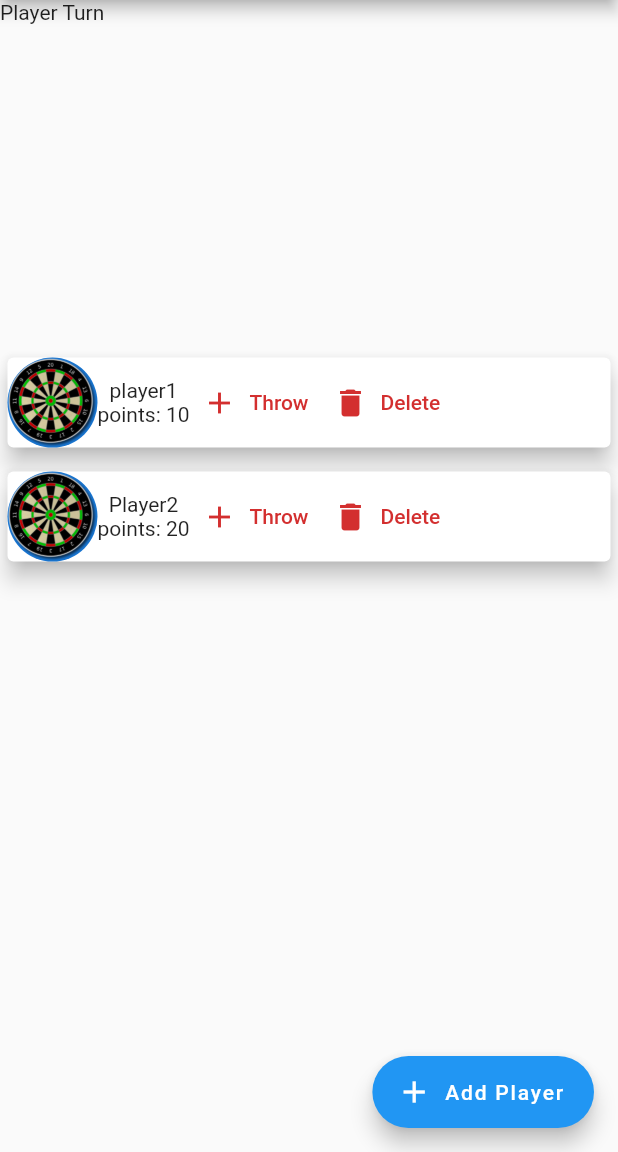
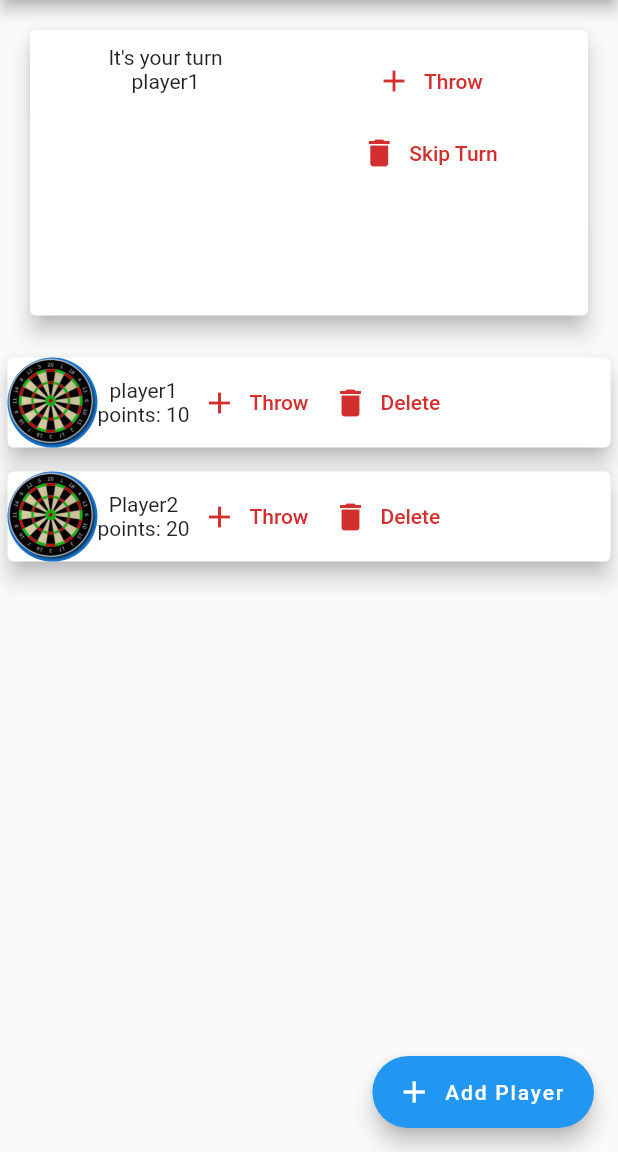
Before and after one commit to AlessandroGranato/Darts, a Flutter app: the screen it shows after launch, on a phone screen of 412 x 824 dp, the part 84-1236 px from its top. Run offline on Flutter 3.47's test engine with Material 2 defaults, Android fonts, the phone set to English and light mode, and no system bars.

Commit message:
Add turn logic - Add playerTurn field in Player class - Add logic to handle turns - Add PlayerCurrentTurn widget to show player turns

```diff
--- a/lib/main.dart
+++ b/lib/main.dart
@@ -1,3 +1,4 @@
+import 'package:darts/widgets/play_current_turn.dart';
 import 'package:darts/widgets/throw_darts.dart';
 import 'package:flutter/material.dart';
 import 'package:flutter/services.dart';
@@ -53,14 +54,16 @@ class MyHomePage extends StatefulWidget {
 
 class _MyHomePageState extends State<MyHomePage> {
   final List<Player> _playersList = [
-    Player('1', 'player1', 10),
-    Player('2', 'Player2', 20)
+    Player('1', 'player1', 10, 1),
+    Player('2', 'Player2', 20, 2)
   ];
 
-  int _playerTurn = 0;
+  int _currentTurn = 0;
 
   void addPlayerToList(Player newPlayer) {
     _playersList.add(newPlayer);
+    print(
+        'Inserted player ${newPlayer.name} with turn ${newPlayer.playerTurn}');
     _rankPlayersByPoints();
   }
 
@@ -69,7 +72,9 @@ class _MyHomePageState extends State<MyHomePage> {
         context: ctx,
         builder: (_) {
           return GestureDetector(
-            child: NewPlayer(addPlayerFunction: addPlayerToList),
+            child: NewPlayer(
+                addPlayerFunction: addPlayerToList,
+                playerTurn: _playersList.length + 1),
             onTap: () {},
             behavior: HitTestBehavior.opaque,
           );
@@ -79,11 +84,23 @@ class _MyHomePageState extends State<MyHomePage> {
   void _incrementTurn() {
     setState(() {
       if (_playersList.isEmpty) {
-        _playerTurn = 0;
+        _currentTurn = 0;
       } else {
-        _playerTurn = (_playerTurn + 1) % _playersList.length;
+        _currentTurn = (_currentTurn + 1) % _playersList.length;
       }
     });
+    print('current turn: ${_currentTurn}' );
+  }
+
+    void _decreaseTurn() {
+    setState(() {
+      if (_playersList.isEmpty) {
+        _currentTurn = 0;
+      } else {
+        _currentTurn = (_currentTurn - 1) % _playersList.length;
+      }
+    });
+    print('current turn: ${_currentTurn}' );
   }
 
   void _rankPlayersByPoints() {
@@ -93,11 +110,11 @@ class _MyHomePageState extends State<MyHomePage> {
   }
 
   void _addPoints(String playerId, int points) {
-    final index = _playersList.indexWhere((element) =>
-          element.id == playerId);
+    final index = _playersList.indexWhere((element) => element.id == playerId);
     if (index >= 0) {
       _playersList[index].points += points;
       _rankPlayersByPoints();
+      _incrementTurn();
     }
   }
 
@@ -114,16 +131,35 @@ class _MyHomePageState extends State<MyHomePage> {
         });
   }
 
-    void _deletePlayer(String id) {
-    setState(() {
-      _playersList.removeWhere((player) {
-        return player.id == id;
-      });
+  void _deletePlayer(String id) {
+    final index = _playersList.indexWhere((element) => element.id == id);
+    final playerToDeleteTurn = _playersList[index].playerTurn;
+    if (index < 0) {
+      return;
+    }
+    final Player playerToDelete = _playersList[index];
+    _playersList.removeWhere((player) {
+      return player.id == id;
     });
+
+    for (Player player in _playersList) {
+      print(
+          'Before deleting ${playerToDelete.name},  Player: ${player.name} had turn: ${player.playerTurn}');
+      if (player.playerTurn > playerToDeleteTurn) {
+        player.playerTurn--;
+      }
+      print(
+          'After deleting ${playerToDelete.name},  Player: ${player.name} has turn: ${player.playerTurn}');
+    }
+    _decreaseTurn();
+    _rankPlayersByPoints();
   }
 
   @override
   Widget build(BuildContext context) {
+    for (Player player in _playersList) {
+      print('Player: ${player.name} has turn: ${player.playerTurn}');
+    }
     final mediaQuery = MediaQuery.of(context);
     final appBar = AppBar(
       title: Text(widget.title),
@@ -148,7 +184,11 @@ class _MyHomePageState extends State<MyHomePage> {
                         appBar.preferredSize.height -
                         mediaQuery.padding.top) *
                     0.3,
-                child: Text('Player Turn'),
+                child: PlayCurrentTurn(
+                    playersList: _playersList,
+                    showThrowDartsFunction: _showThrowDarts,
+                    currentTurn: _currentTurn,
+                    incrementTurnFunction: _incrementTurn),
               ),
               Container(
                 height: (mediaQuery.size.height -
--- a/lib/models/player.dart
+++ b/lib/models/player.dart
@@ -2,8 +2,9 @@ class Player {
   final String id;
   String name;
   int points;
+  int playerTurn;
 
-  Player(this.id, this.name, this.points);
+  Player(this.id, this.name, this.points, this.playerTurn);
 
 
 }
--- a/lib/widgets/new_player.dart
+++ b/lib/widgets/new_player.dart
@@ -3,9 +3,10 @@ import 'package:flutter/material.dart';
 import '../models/player.dart';
 
 class NewPlayer extends StatefulWidget {
+  final int playerTurn;
   final Function addPlayerFunction;
 
-  const NewPlayer({Key? key, required this.addPlayerFunction})
+  const NewPlayer({Key? key, required this.addPlayerFunction, required this.playerTurn})
       : super(key: key);
 
   @override
@@ -22,7 +23,7 @@ class _NewPlayerState extends State<NewPlayer> {
 
     String playerName = _nameController.text;
     String id = '${playerName}-${DateTime.now().toString()}';
-    Player newPlayer = Player(id, playerName, 0);
+    Player newPlayer = Player(id, playerName, 0, widget.playerTurn);
     widget.addPlayerFunction(newPlayer);
     Navigator.of(context).pop();
   }
--- /dev/null
+++ b/lib/widgets/play_current_turn.dart
@@ -0,0 +1,81 @@
+import 'package:flutter/material.dart';
+
+import '../models/player.dart';
+
+class PlayCurrentTurn extends StatelessWidget {
+  final List<Player> playersList;
+  final int currentTurn;
+  final Function showThrowDartsFunction;
+  final Function incrementTurnFunction;
+  const PlayCurrentTurn(
+      {Key? key,
+      required this.playersList,
+      required this.showThrowDartsFunction,
+      required this.currentTurn,
+      required this.incrementTurnFunction})
+      : super(key: key);
+
+  @override
+  Widget build(BuildContext context) {
+    //final int actualTurn = currentTurn == 0 ? 0 :  currentTurn - 1;
+    final mediaQuery = MediaQuery.of(context);
+    return Card(
+      elevation: 6,
+      margin: EdgeInsets.all(20),
+      child: Container(
+        padding: EdgeInsets.all(10),
+        child: playersList.isEmpty
+            ? Text('Add players')
+            : Row(
+                mainAxisAlignment: MainAxisAlignment.spaceAround,
+                children: [
+                  Column(
+                    children: [
+                      Text('It\'s your turn'),
+                      Text('${playersList[currentTurn].name}'),
+                    ],
+                  ),
+                  Column(
+                    children: [
+                      mediaQuery.size.width > 360
+                          ? TextButton.icon(
+                              onPressed: () => showThrowDartsFunction(
+                                  context, playersList[currentTurn].id),
+                              icon: Icon(Icons.add),
+                              label: Text(
+                                'Throw',
+                              ),
+                              style: TextButton.styleFrom(
+                                primary: Theme.of(context).errorColor,
+                              ),
+                            )
+                          : IconButton(
+                              icon: Icon(Icons.add),
+                              color: Theme.of(context).errorColor,
+                              onPressed: () => showThrowDartsFunction(
+                                  context, playersList[currentTurn].id),
+                            ),
+                      mediaQuery.size.width > 360
+                          ? TextButton.icon(
+                              onPressed: () => incrementTurnFunction(),
+                              icon: Icon(Icons.delete),
+                              label: Text(
+                                'Skip Turn',
+                              ),
+                              style: TextButton.styleFrom(
+                                primary: Theme.of(context).errorColor,
+                              ),
+                            )
+                          : IconButton(
+                              icon: Icon(Icons.delete),
+                              color: Theme.of(context).errorColor,
+                              onPressed: () => incrementTurnFunction(),
+                            ),
+                    ],
+                  )
+                ],
+              ),
+      ),
+    );
+  }
+}
```
